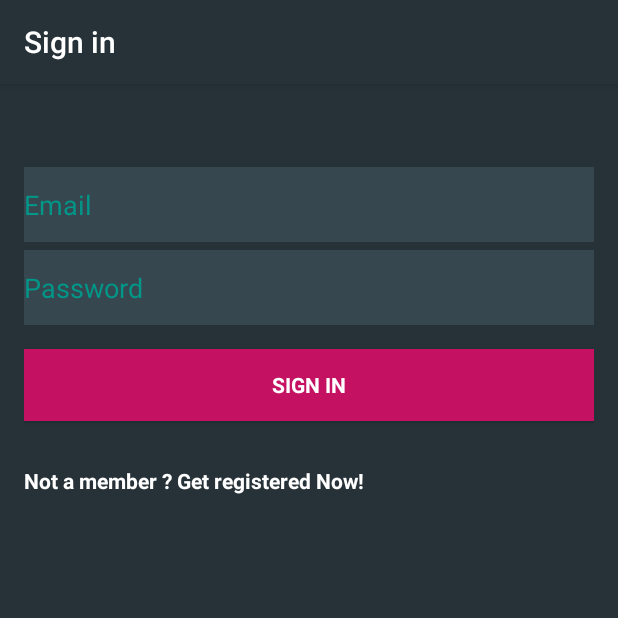
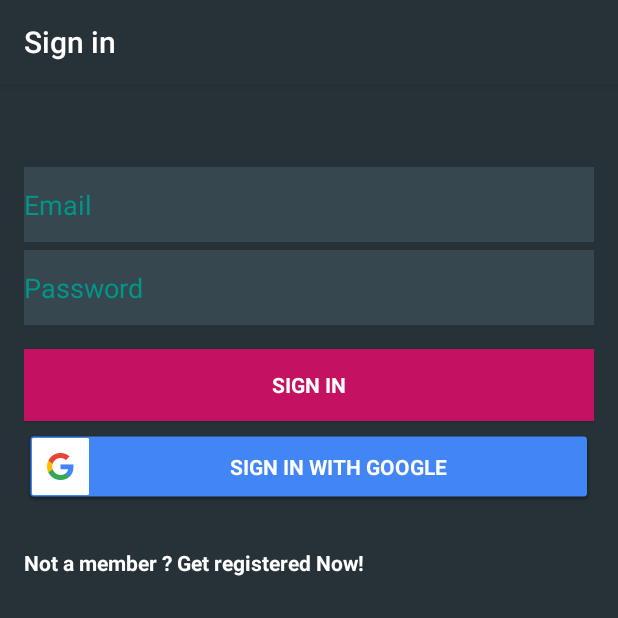
Before and after one commit to Sofdroid/FireBaseApplication, an Android app: the screen it shows after launch (LoginActivity), on a phone screen of 412 x 824 dp, the top half of it. Run offline under Robolectric (Android 15) with nearby library versions, the phone set to English and light mode, and no system bars; our stand-ins replace Firebase (no records; nobody signed in at launch, a user with empty details on screens opened directly); 2 statements that could not run were skipped.

Commit message:
add the Google Sign In button ..

```diff
--- a/app/build.gradle
+++ b/app/build.gradle
@@ -28,5 +28,6 @@ dependencies {
     compile 'com.android.support:design:24.2.1'
     testCompile 'junit:junit:4.12'
     compile 'com.google.firebase:firebase-auth:9.0.2'
+    compile 'com.google.android.gms:play-services-auth:9.0.2'
 }
 apply plugin: 'com.google.gms.google-services'
--- a/app/src/main/res/layout/activity_login.xml
+++ b/app/src/main/res/layout/activity_login.xml
@@ -74,6 +74,17 @@
                 android:text="@string/action_sign_in"
                 android:textStyle="bold"/>
 
+            <Button
+                android:id="@+id/google_sign_in_button"
+                android:layout_width="match_parent"
+                android:layout_height="wrap_content"
+                android:layout_marginTop="6dp"
+                style="?android:textAppearanceSmall"
+                android:background="@drawable/common_google_signin_btn_text_dark"
+                android:layout_centerHorizontal="true"
+                android:textColor="#FFFFFFFF"
+                android:textStyle="bold"
+                android:text="@string/common_signin_button_text_long"/>
 
             <TextView
                 android:layout_width="match_parent"
```
Also changed, not shown: app/src/main/res/drawable/btn_google_light_focus_mdpi.9.png (added).
